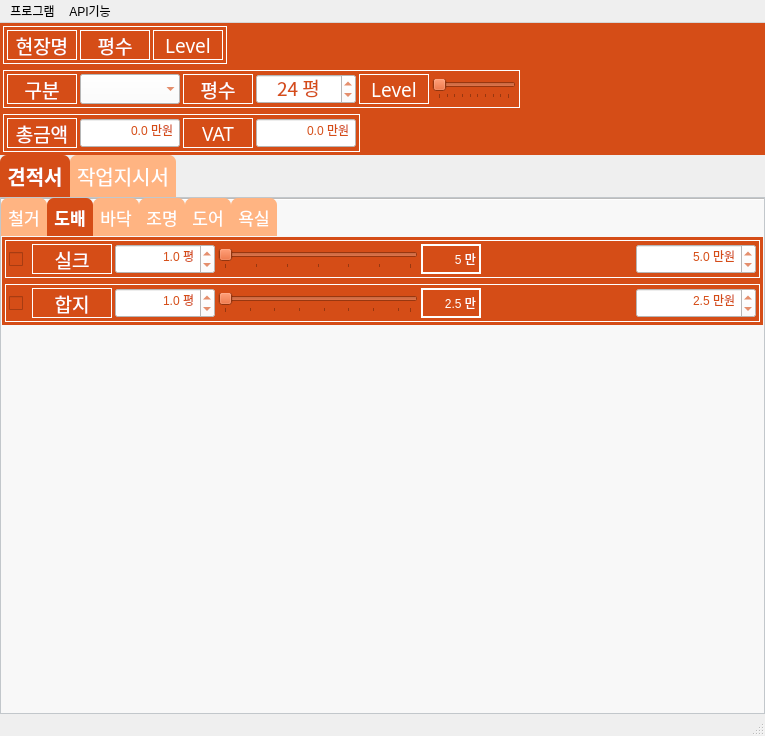
Qt form UI/Main_v01.ui (wonjjang81/InEstimate) before a commit.
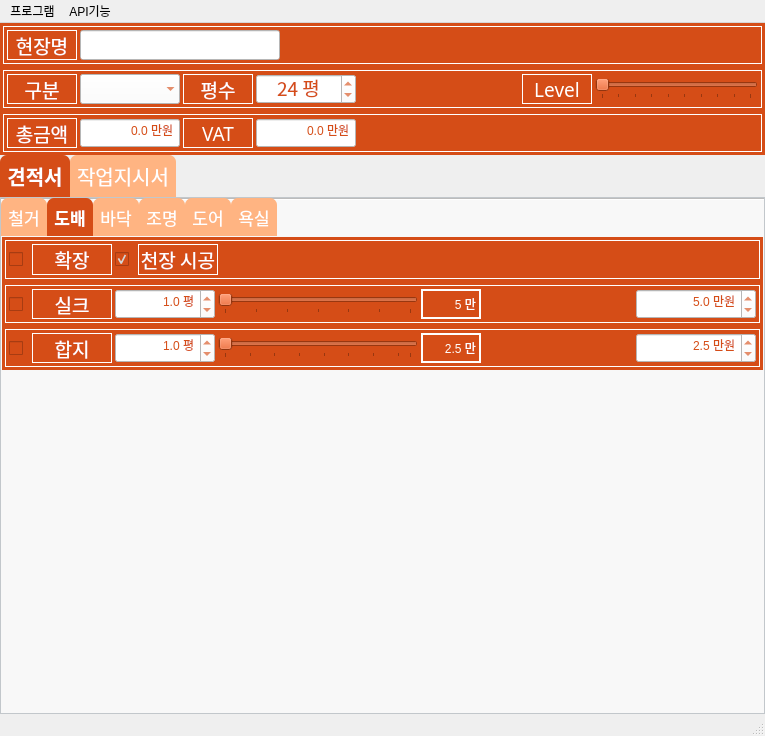
The same form after that commit. The open tabs and pages were chosen to show the change. Icons and pictures are not drawn.

```diff
--- a/UI/Main_v01.ui
+++ b/UI/Main_v01.ui
@@ -50,6 +50,12 @@
       </property>
       <item>
        <widget class="QFrame" name="frame_120">
+        <property name="sizePolicy">
+         <sizepolicy hsizetype="Preferred" vsizetype="Preferred">
+          <horstretch>0</horstretch>
+          <verstretch>0</verstretch>
+         </sizepolicy>
+        </property>
         <property name="font">
          <font>
           <family>나눔고딕 ExtraBold</family>
@@ -146,111 +152,41 @@
              </widget>
             </item>
             <item>
-             <widget class="QLabel" name="label_44">
-              <property name="sizePolicy">
-               <sizepolicy hsizetype="Preferred" vsizetype="Fixed">
-                <horstretch>0</horstretch>
-                <verstretch>0</verstretch>
-               </sizepolicy>
-              </property>
+             <widget class="QLineEdit" name="lineEdit">
               <property name="minimumSize">
                <size>
-                <width>70</width>
+                <width>120</width>
                 <height>30</height>
                </size>
               </property>
               <property name="maximumSize">
                <size>
-                <width>16777215</width>
+                <width>200</width>
                 <height>16777215</height>
                </size>
               </property>
-              <property name="font">
-               <font>
-                <family>구름 산스 500</family>
-                <pointsize>14</pointsize>
-                <weight>50</weight>
-                <italic>false</italic>
-                <bold>false</bold>
-               </font>
-              </property>
               <property name="styleSheet">
-               <string notr="true">background-color: rgb(213, 77, 23);
-color: rgb(255, 255, 255);
+               <string notr="true">background-color: rgb(255, 255, 255);
 font: 14pt &quot;구름 산스 500&quot;;</string>
               </property>
-              <property name="frameShape">
-               <enum>QFrame::Box</enum>
-              </property>
-              <property name="text">
-               <string>평수</string>
-              </property>
-              <property name="alignment">
-               <set>Qt::AlignCenter</set>
-              </property>
              </widget>
             </item>
             <item>
-             <widget class="QLabel" name="label_45">
-              <property name="sizePolicy">
-               <sizepolicy hsizetype="Preferred" vsizetype="Fixed">
-                <horstretch>0</horstretch>
-                <verstretch>0</verstretch>
-               </sizepolicy>
+             <spacer name="horizontalSpacer_62">
+              <property name="orientation">
+               <enum>Qt::Horizontal</enum>
               </property>
-              <property name="minimumSize">
+              <property name="sizeHint" stdset="0">
                <size>
-                <width>70</width>
-                <height>30</height>
+                <width>40</width>
+                <height>20</height>
                </size>
               </property>
-              <property name="maximumSize">
-               <size>
-                <width>16777215</width>
-                <height>16777215</height>
-               </size>
-              </property>
-              <property name="font">
-               <font>
-                <family>구름 산스 500</family>
-                <pointsize>14</pointsize>
-                <weight>50</weight>
-                <italic>false</italic>
-                <bold>false</bold>
-               </font>
-              </property>
-              <property name="styleSheet">
-               <string notr="true">background-color: rgb(213, 77, 23);
-color: rgb(255, 255, 255);
-font: 14pt &quot;구름 산스 500&quot;;</string>
-              </property>
-              <property name="frameShape">
-               <enum>QFrame::Box</enum>
-              </property>
-              <property name="text">
-               <string>Level</string>
-              </property>
-              <property name="alignment">
-               <set>Qt::AlignCenter</set>
-              </property>
-             </widget>
+             </spacer>
             </item>
            </layout>
           </widget>
          </item>
-         <item>
-          <spacer name="horizontalSpacer_63">
-           <property name="orientation">
-            <enum>Qt::Horizontal</enum>
-           </property>
-           <property name="sizeHint" stdset="0">
-            <size>
-             <width>40</width>
-             <height>20</height>
-            </size>
-           </property>
-          </spacer>
-         </item>
         </layout>
        </widget>
       </item>
@@ -477,6 +413,19 @@
               </property>
              </widget>
             </item>
+            <item>
+             <spacer name="horizontalSpacer_60">
+              <property name="orientation">
+               <enum>Qt::Horizontal</enum>
+              </property>
+              <property name="sizeHint" stdset="0">
+               <size>
+                <width>40</width>
+                <height>20</height>
+               </size>
+              </property>
+             </spacer>
+            </item>
             <item>
              <widget class="QLabel" name="label_25">
               <property name="sizePolicy">
@@ -556,19 +505,6 @@
            </layout>
           </widget>
          </item>
-         <item>
-          <spacer name="horizontalSpacer_60">
-           <property name="orientation">
-            <enum>Qt::Horizontal</enum>
-           </property>
-           <property name="sizeHint" stdset="0">
-            <size>
-             <width>40</width>
-             <height>20</height>
-            </size>
-           </property>
-          </spacer>
-         </item>
         </layout>
        </widget>
       </item>
@@ -798,22 +734,22 @@
               </property>
              </widget>
             </item>
+            <item>
+             <spacer name="horizontalSpacer_61">
+              <property name="orientation">
+               <enum>Qt::Horizontal</enum>
+              </property>
+              <property name="sizeHint" stdset="0">
+               <size>
+                <width>40</width>
+                <height>20</height>
+               </size>
+              </property>
+             </spacer>
+            </item>
            </layout>
           </widget>
          </item>
-         <item>
-          <spacer name="horizontalSpacer_61">
-           <property name="orientation">
-            <enum>Qt::Horizontal</enum>
-           </property>
-           <property name="sizeHint" stdset="0">
-            <size>
-             <width>40</width>
-             <height>20</height>
-            </size>
-           </property>
-          </spacer>
-         </item>
         </layout>
        </widget>
       </item>
@@ -3475,6 +3411,244 @@
                 <property name="bottomMargin">
                  <number>0</number>
                 </property>
+                <item>
+                 <widget class="QFrame" name="frame_123">
+                  <property name="minimumSize">
+                   <size>
+                    <width>0</width>
+                    <height>30</height>
+                   </size>
+                  </property>
+                  <property name="maximumSize">
+                   <size>
+                    <width>16777215</width>
+                    <height>16777215</height>
+                   </size>
+                  </property>
+                  <property name="font">
+                   <font>
+                    <family>나눔고딕 ExtraBold</family>
+                    <pointsize>9</pointsize>
+                    <weight>9</weight>
+                    <italic>false</italic>
+                    <bold>false</bold>
+                   </font>
+                  </property>
+                  <property name="styleSheet">
+                   <string notr="true">background-color: rgb(213, 77, 23);
+font: 75 9pt &quot;나눔고딕 ExtraBold&quot;;</string>
+                  </property>
+                  <layout class="QHBoxLayout" name="horizontalLayout_268">
+                   <property name="leftMargin">
+                    <number>3</number>
+                   </property>
+                   <property name="topMargin">
+                    <number>3</number>
+                   </property>
+                   <property name="rightMargin">
+                    <number>3</number>
+                   </property>
+                   <property name="bottomMargin">
+                    <number>3</number>
+                   </property>
+                   <item>
+                    <widget class="QFrame" name="horizontalFrame_24">
+                     <property name="styleSheet">
+                      <string notr="true">color: rgb(255, 255, 255);</string>
+                     </property>
+                     <property name="frameShape">
+                      <enum>QFrame::Box</enum>
+                     </property>
+                     <layout class="QHBoxLayout" name="horizontalLayout_95">
+                      <property name="spacing">
+                       <number>3</number>
+                      </property>
+                      <property name="leftMargin">
+                       <number>3</number>
+                      </property>
+                      <property name="topMargin">
+                       <number>3</number>
+                      </property>
+                      <property name="rightMargin">
+                       <number>3</number>
+                      </property>
+                      <property name="bottomMargin">
+                       <number>3</number>
+                      </property>
+                      <item>
+                       <widget class="QCheckBox" name="checkBox_wallpaper_extension">
+                        <property name="enabled">
+                         <bool>true</bool>
+                        </property>
+                        <property name="minimumSize">
+                         <size>
+                          <width>20</width>
+                          <height>30</height>
+                         </size>
+                        </property>
+                        <property name="maximumSize">
+                         <size>
+                          <width>16777215</width>
+                          <height>16777215</height>
+                         </size>
+                        </property>
+                        <property name="styleSheet">
+                         <string notr="true">color: rgb(255, 255, 255);</string>
+                        </property>
+                        <property name="text">
+                         <string/>
+                        </property>
+                        <property name="checked">
+                         <bool>false</bool>
+                        </property>
+                        <property name="tristate">
+                         <bool>false</bool>
+                        </property>
+                       </widget>
+                      </item>
+                      <item>
+                       <widget class="QLabel" name="label_39">
+                        <property name="sizePolicy">
+                         <sizepolicy hsizetype="Preferred" vsizetype="Fixed">
+                          <horstretch>0</horstretch>
+                          <verstretch>0</verstretch>
+                         </sizepolicy>
+                        </property>
+                        <property name="minimumSize">
+                         <size>
+                          <width>80</width>
+                          <height>30</height>
+                         </size>
+                        </property>
+                        <property name="maximumSize">
+                         <size>
+                          <width>80</width>
+                          <height>16777215</height>
+                         </size>
+                        </property>
+                        <property name="font">
+                         <font>
+                          <family>구름 산스 500</family>
+                          <pointsize>14</pointsize>
+                          <weight>50</weight>
+                          <italic>false</italic>
+                          <bold>false</bold>
+                         </font>
+                        </property>
+                        <property name="styleSheet">
+                         <string notr="true">background-color: rgb(213, 77, 23);
+color: rgb(255, 255, 255);
+font: 14pt &quot;구름 산스 500&quot;;</string>
+                        </property>
+                        <property name="frameShape">
+                         <enum>QFrame::Box</enum>
+                        </property>
+                        <property name="text">
+                         <string>확장</string>
+                        </property>
+                        <property name="alignment">
+                         <set>Qt::AlignCenter</set>
+                        </property>
+                       </widget>
+                      </item>
+                      <item>
+                       <widget class="QCheckBox" name="checkBox_wallpaper_ceil">
+                        <property name="enabled">
+                         <bool>true</bool>
+                        </property>
+                        <property name="minimumSize">
+                         <size>
+                          <width>20</width>
+                          <height>30</height>
+                         </size>
+                        </property>
+                        <property name="maximumSize">
+                         <size>
+                          <width>16777215</width>
+                          <height>16777215</height>
+                         </size>
+                        </property>
+                        <property name="styleSheet">
+                         <string notr="true">color: rgb(255, 255, 255);</string>
+                        </property>
+                        <property name="text">
+                         <string/>
+                        </property>
+                        <property name="checked">
+                         <bool>true</bool>
+                        </property>
+                        <property name="tristate">
+                         <bool>false</bool>
+                        </property>
+                       </widget>
+                      </item>
+                      <item>
+                       <widget class="QLabel" name="label_40">
+                        <property name="sizePolicy">
+                         <sizepolicy hsizetype="Preferred" vsizetype="Fixed">
+                          <horstretch>0</horstretch>
+                          <verstretch>0</verstretch>
+                         </sizepolicy>
+                        </property>
+                        <property name="minimumSize">
+                         <size>
+                          <width>80</width>
+                          <height>30</height>
+                         </size>
+                        </property>
+                        <property name="maximumSize">
+                         <size>
+                          <width>80</width>
+                          <height>16777215</height>
+                         </size>
+                        </property>
+                        <property name="font">
+                         <font>
+                          <family>구름 산스 500</family>
+                          <pointsize>14</pointsize>
+                          <weight>50</weight>
+                          <italic>false</italic>
+                          <bold>false</bold>
+                         </font>
+                        </property>
+                        <property name="styleSheet">
+                         <string notr="true">background-color: rgb(213, 77, 23);
+color: rgb(255, 255, 255);
+font: 14pt &quot;구름 산스 500&quot;;</string>
+                        </property>
+                        <property name="frameShape">
+                         <enum>QFrame::Box</enum>
+                        </property>
+                        <property name="text">
+                         <string>천장 시공</string>
+                        </property>
+                        <property name="alignment">
+                         <set>Qt::AlignCenter</set>
+                        </property>
+                       </widget>
+                      </item>
+                      <item>
+                       <spacer name="horizontalSpacer_32">
+                        <property name="orientation">
+                         <enum>Qt::Horizontal</enum>
+                        </property>
+                        <property name="sizeType">
+                         <enum>QSizePolicy::Expanding</enum>
+                        </property>
+                        <property name="sizeHint" stdset="0">
+                         <size>
+                          <width>40</width>
+                          <height>20</height>
+                         </size>
+                        </property>
+                       </spacer>
+                      </item>
+                     </layout>
+                    </widget>
+                   </item>
+                  </layout>
+                 </widget>
+                </item>
                 <item>
                  <widget class="QFrame" name="frame_111">
                   <property name="minimumSize">
```
Left out of the diff: 45 changed lines with no effect on the pictures.
